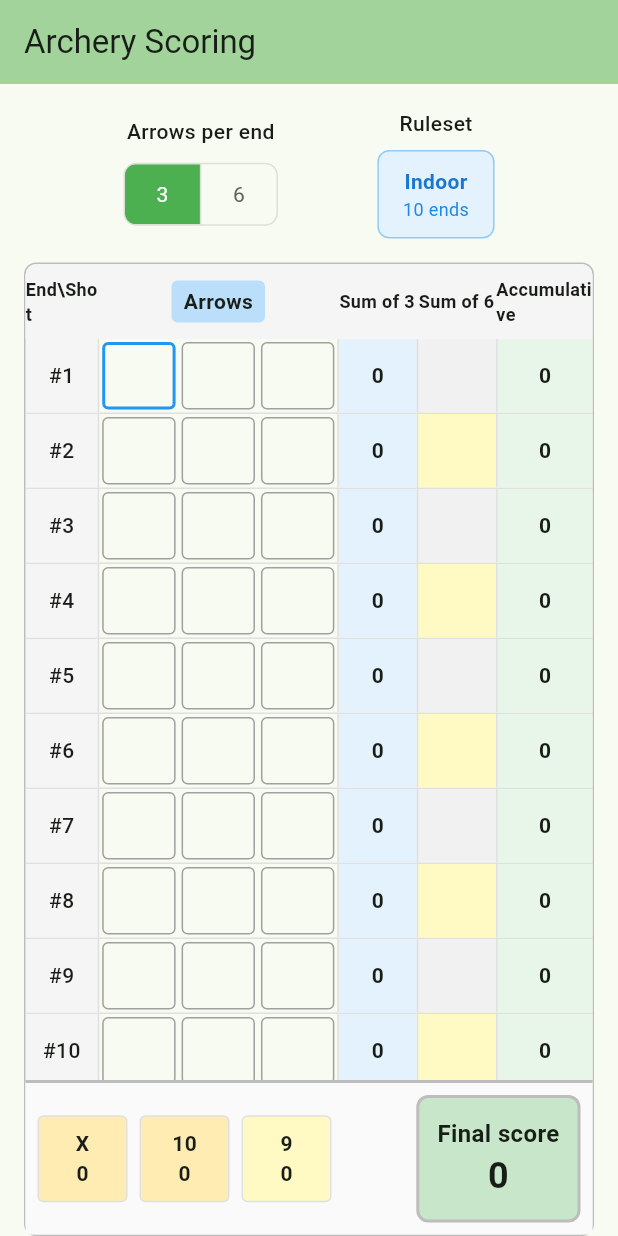
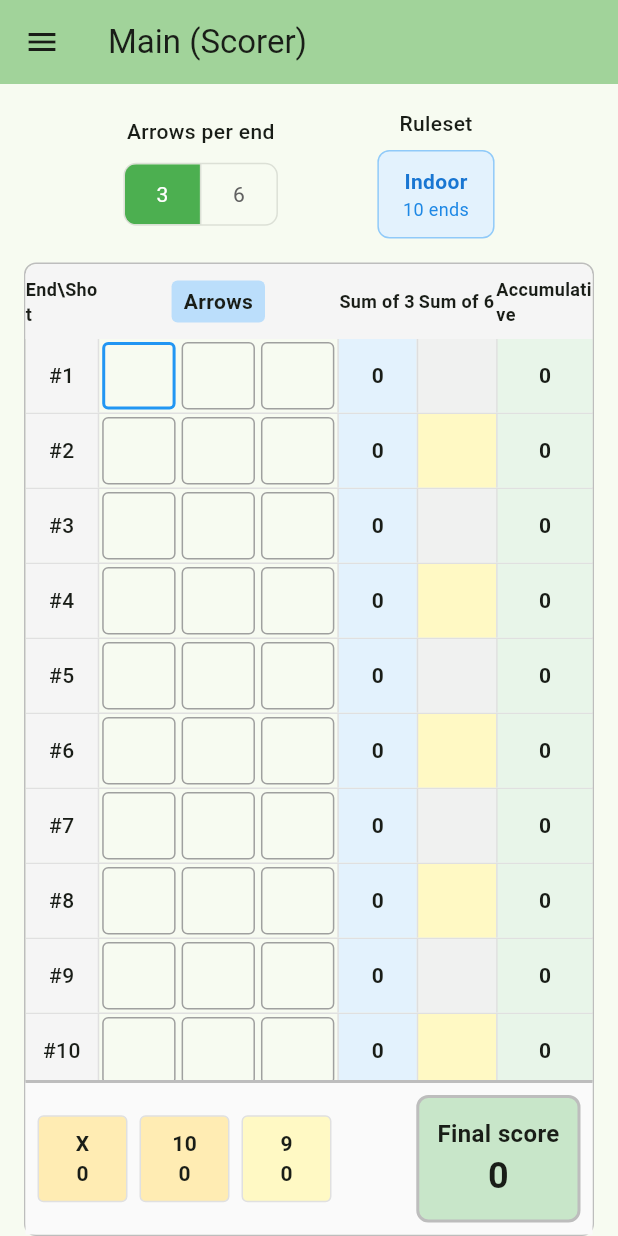
Before and after one commit to mikkelimatlock/archery_bookkeeper, a Flutter app: the screen it shows after launch, on a phone screen of 412 x 824 dp. Run offline on Flutter 3.47's test engine with Material 3 defaults, Android fonts, the phone set to English and light mode, and no system bars.

Commit message:
Add swipe-in side navigation with Main/Settings pages
Implements professional navigation structure with Material Design drawer:

- MainNavigationPage: Central navigation hub with AppBar and Drawer
- SettingsPage: Placeholder settings page for future configuration options
- Drawer navigation: Swipe-in side menu with Main (Scorer) and Settings options
- App title updates dynamically based on current page selection
- Clean architecture separating navigation from scoring logic

Navigation features:
- Material Design drawer with branded header showing 'Archery Bookkeeper Alpha 0.1'
- Icons for visual clarity (sports for scorer, settings for configuration)
- Selected state highlighting for current page
- Automatic drawer close on navigation selection
- Professional app description in drawer footer

Updated main.dart to use MainNavigationPage as entry point
Modified ScoringPage to work as embedded page without its own AppBar
Maintained all sophisticated end interaction behaviors within scoring context

This establishes the foundation for additional pages and features while
preserving the advanced scoring functionality implemented in the previous release.

🤖 Generated with [Claude Code](https://claude.ai/code)

Co-Authored-By: Claude <noreply@anthropic.com>

```diff
--- a/lib/main.dart
+++ b/lib/main.dart
@@ -1,5 +1,5 @@
 import 'package:flutter/material.dart';
-import 'presentation/pages/scoring_page.dart';
+import 'presentation/pages/main_navigation_page.dart';
 
 void main() {
   runApp(const ArcheryBookkeeperApp());
@@ -19,7 +19,7 @@ class ArcheryBookkeeperApp extends StatelessWidget {
         ),
         useMaterial3: true,
       ),
-      home: const ScoringPage(),
+      home: const MainNavigationPage(),
     );
   }
 }
--- /dev/null
+++ b/lib/presentation/pages/main_navigation_page.dart
@@ -0,0 +1,99 @@
+import 'package:flutter/material.dart';
+import 'scoring_page.dart';
+import 'settings_page.dart';
+
+class MainNavigationPage extends StatefulWidget {
+  const MainNavigationPage({super.key});
+
+  @override
+  State<MainNavigationPage> createState() => _MainNavigationPageState();
+}
+
+class _MainNavigationPageState extends State<MainNavigationPage> {
+  int _selectedIndex = 0;
+
+  final List<Widget> _pages = [
+    const ScoringPage(),
+    const SettingsPage(),
+  ];
+
+  final List<String> _pageTitles = [
+    'Main (Scorer)',
+    'Settings',
+  ];
+
+  void _onNavigationItemSelected(int index) {
+    setState(() {
+      _selectedIndex = index;
+    });
+    Navigator.pop(context); // Close drawer
+  }
+
+  @override
+  Widget build(BuildContext context) {
+    return Scaffold(
+      appBar: AppBar(
+        title: Text(_pageTitles[_selectedIndex]),
+        backgroundColor: Theme.of(context).colorScheme.inversePrimary,
+      ),
+      body: _pages[_selectedIndex],
+      drawer: Drawer(
+        child: ListView(
+          padding: EdgeInsets.zero,
+          children: [
+            DrawerHeader(
+              decoration: BoxDecoration(
+                color: Theme.of(context).colorScheme.inversePrimary,
+              ),
+              child: const Column(
+                crossAxisAlignment: CrossAxisAlignment.start,
+                mainAxisAlignment: MainAxisAlignment.end,
+                children: [
+                  Text(
+                    'Archery Bookkeeper',
+                    style: TextStyle(
+                      color: Colors.white,
+                      fontSize: 24,
+                      fontWeight: FontWeight.bold,
+                    ),
+                  ),
+                  SizedBox(height: 8),
+                  Text(
+                    'Alpha 0.1',
+                    style: TextStyle(
+                      color: Colors.white70,
+                      fontSize: 16,
+                    ),
+                  ),
+                ],
+              ),
+            ),
+            ListTile(
+              leading: const Icon(Icons.sports),
+              title: const Text('Main (Scorer)'),
+              selected: _selectedIndex == 0,
+              onTap: () => _onNavigationItemSelected(0),
+            ),
+            ListTile(
+              leading: const Icon(Icons.settings),
+              title: const Text('Settings'),
+              selected: _selectedIndex == 1,
+              onTap: () => _onNavigationItemSelected(1),
+            ),
+            const Divider(),
+            const Padding(
+              padding: EdgeInsets.all(16.0),
+              child: Text(
+                'Professional archery scoring with sophisticated end interaction system.',
+                style: TextStyle(
+                  fontSize: 12,
+                  color: Colors.grey,
+                ),
+              ),
+            ),
+          ],
+        ),
+      ),
+    );
+  }
+}
--- a/lib/presentation/pages/scoring_page.dart
+++ b/lib/presentation/pages/scoring_page.dart
@@ -204,6 +204,7 @@ class _ScoringPageState extends State<ScoringPage> with SingleTickerProviderStat
       animation: _keypadAnimation,
       builder: (context, child) {
         // Calculate viewport heights based on animation progress
+        // AppBar is in parent navigation, account for status bar and safe area
         final availableHeight = (MediaQuery.of(context).size.height -
                                MediaQuery.of(context).padding.top -
                                kToolbarHeight).clamp(200.0, double.infinity); // Minimum 200px
@@ -212,10 +213,6 @@ class _ScoringPageState extends State<ScoringPage> with SingleTickerProviderStat
         final upperViewportHeight = (availableHeight - keypadHeight).clamp(100.0, availableHeight);
 
         return Scaffold(
-          appBar: AppBar(
-            title: const Text('Archery Scoring'),
-            backgroundColor: Theme.of(context).colorScheme.inversePrimary,
-          ),
           body: GestureDetector(
             onTap: _onBackgroundTapped,
             behavior: HitTestBehavior.opaque,
```
Also changed, not shown: lib/presentation/pages/settings_page.dart (added, +52 -0 lines).
